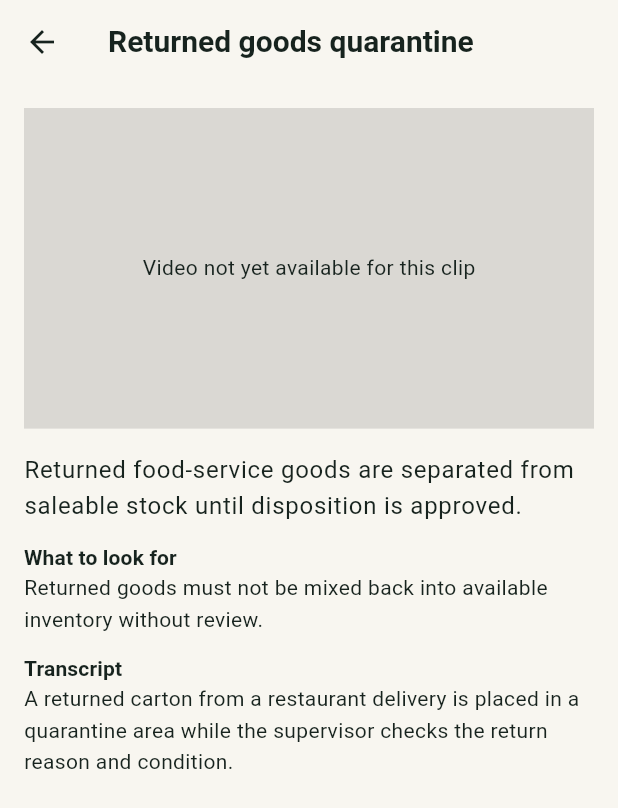
After one commit to manushivendra-shivanya/skilling-platform, a Flutter app: the MicroLessonCatalogueScreen screen opened by its route, after a tap on "Returned goods quarantine", on a phone screen of 412 x 824 dp. The commit adds this screen. Shown: the top 808 px of the screen. Run offline on Flutter 3.47's test engine with Material 3 defaults, Android fonts, the phone set to English and light mode, and no system bars; our stand-ins replace dio, flutter_riverpod, flutter_secure_storage, go_router, supabase_flutter, video_player and 1 more; missing offline and left inert: record; accounts and stored records are empty.

Commit message:
Add minimal micro-lesson clip player (dev-tools only)
Gives the micro-lesson catalogue (content foundation merged earlier)
somewhere to actually be watched: a catalogue list grouped by domain
and a player screen for a single clip.

- video_player for playback, handling both asset:// (today's bundled
  starter clips) and http(s):// (the eventual Supabase-Storage-hosted
  catalogue) videoUrl schemes so this doesn't need rework when clips
  move off the app bundle.
- Shows description, expected observation, and transcript alongside
  playback; a plain placeholder (not an error) for clips without a
  video yet.
- Dev-tools-gated like the WMS 3D preview, reachable from the welcome
  screen -- deliberately not wired into the real Learning/Practice tab
  or scoring, since the assessment/Career Passport evidence mapping
  was explicitly flagged as needing a separate approved decision.

Verified on a connected Samsung SM-S928B (Android 16) device.

```diff
--- a/apps/candidate-mobile/lib/app/router/app_router.dart
+++ b/apps/candidate-mobile/lib/app/router/app_router.dart
@@ -17,6 +17,9 @@ import '../../features/home/presentation/home_dashboard_screen.dart';
 import '../../features/jobs/presentation/jobs_screen.dart';
 import '../../features/intelligence/presentation/diagnostic_screen.dart';
 import '../../features/learning/presentation/learning_screen.dart';
+import '../../features/micro_lessons/domain/micro_lesson_clip.dart';
+import '../../features/micro_lessons/presentation/micro_lesson_catalogue_screen.dart';
+import '../../features/micro_lessons/presentation/micro_lesson_player_screen.dart';
 import '../../features/navigation/presentation/global_placeholder_screen.dart';
 import '../../features/navigation/presentation/main_navigation_shell.dart';
 import '../../features/onboarding/domain/candidate_onboarding_repository.dart';
@@ -151,6 +154,9 @@ const designSystemGalleryRoutePath = '/dev/design-system';
 const designSystemGalleryRouteName = 'design-system-gallery';
 const wms3dPreviewRoutePath = '/dev/wms-3d-preview';
 const wms3dPreviewRouteName = 'wms-3d-preview';
+const microLessonCatalogueRoutePath = '/dev/micro-lessons';
+const microLessonCatalogueRouteName = 'micro-lesson-catalogue';
+const microLessonPlayerRouteName = 'micro-lesson-player';
 
 String workplaceSimulationPath(String missionId) =>
     '$workplaceSimulationHubRoutePath/$missionId';
@@ -254,6 +260,9 @@ GoRouter createAppRouter({
               : null,
           onOpenWms3dPreview: showDevelopmentTools
               ? () => context.push(wms3dPreviewRoutePath)
+              : null,
+          onOpenMicroLessons: showDevelopmentTools
+              ? () => context.push(microLessonCatalogueRoutePath)
               : null,
         ),
       ),
@@ -605,6 +614,28 @@ GoRouter createAppRouter({
           builder: (context, state) =>
               Workplace3dPreviewScreen(onBack: () => context.pop()),
         ),
+      if (showDevelopmentTools)
+        GoRoute(
+          path: microLessonCatalogueRoutePath,
+          name: microLessonCatalogueRouteName,
+          builder: (context, state) => MicroLessonCatalogueScreen(
+            onBack: () => context.pop(),
+            onOpenClip: (clip) => context.push(
+              '$microLessonCatalogueRoutePath/player',
+              extra: clip,
+            ),
+          ),
+          routes: [
+            GoRoute(
+              path: 'player',
+              name: microLessonPlayerRouteName,
+              builder: (context, state) => MicroLessonPlayerScreen(
+                clip: state.extra! as MicroLessonClip,
+                onBack: () => context.pop(),
+              ),
+            ),
+          ],
+        ),
     ],
     errorBuilder: (context, state) => AppRouteErrorScreen(
       onReturnHome: () => context.go(appStartupRoutePath),
--- /dev/null
+++ b/apps/candidate-mobile/lib/features/micro_lessons/presentation/micro_lesson_catalogue_screen.dart
@@ -0,0 +1,93 @@
+import 'package:flutter/material.dart';
+import 'package:flutter_riverpod/flutter_riverpod.dart';
+
+import '../domain/micro_lesson_clip.dart';
+import 'micro_lesson_clip_controller.dart';
+
+/// Minimal dev-tools list of the shipped micro-lesson catalogue, grouped by
+/// domain, so [MicroLessonPlayerScreen] has somewhere real to be reached
+/// from. Not the real Learning/Practice tab entry point -- that wiring
+/// (plus Learn/Practice/Assessment modes) is a separate, larger step.
+class MicroLessonCatalogueScreen extends ConsumerWidget {
+  const MicroLessonCatalogueScreen({
+    required this.onOpenClip,
+    required this.onBack,
+    super.key,
+  });
+
+  final void Function(MicroLessonClip clip) onOpenClip;
+  final VoidCallback onBack;
+
+  @override
+  Widget build(BuildContext context, WidgetRef ref) {
+    final state = ref.watch(microLessonClipControllerProvider);
+    return Scaffold(
+      appBar: AppBar(
+        leading: IconButton(
+          tooltip: 'Back',
+          onPressed: onBack,
+          icon: const Icon(Icons.arrow_back),
+        ),
+        title: const Text('Micro-lessons (dev)'),
+      ),
+      body: state.when(
+        loading: () => const Center(child: CircularProgressIndicator()),
+        error: (error, _) => Center(child: Text('Failed to load: $error')),
+        data: (data) => ListView(
+          children: [
+            for (final domain in MicroLessonDomain.values)
+              if (data.clipsForDomain(domain).isNotEmpty)
+                _DomainSection(
+                  domain: domain,
+                  clips: data.clipsForDomain(domain),
+                  onOpenClip: onOpenClip,
+                ),
+          ],
+        ),
+      ),
+    );
+  }
+}
+
+class _DomainSection extends StatelessWidget {
+  const _DomainSection({
+    required this.domain,
+    required this.clips,
+    required this.onOpenClip,
+  });
+
+  final MicroLessonDomain domain;
+  final List<MicroLessonClip> clips;
+  final void Function(MicroLessonClip clip) onOpenClip;
+
+  @override
+  Widget build(BuildContext context) {
+    return Column(
+      crossAxisAlignment: CrossAxisAlignment.start,
+      children: [
+        Padding(
+          padding: const EdgeInsets.fromLTRB(16, 16, 16, 4),
+          child: Text(
+            domain.name,
+            style: Theme.of(context).textTheme.titleMedium,
+          ),
+        ),
+        for (final clip in clips)
+          ListTile(
+            leading: Icon(
+              clip.videoUrl != null
+                  ? Icons.play_circle_outline
+                  : Icons.hourglass_empty,
+            ),
+            title: Text(clip.title),
+            subtitle: Text(
+              clip.videoUrl != null
+                  ? '${clip.durationSeconds}s · ${clip.processArea}'
+                  : 'Video not yet produced',
+            ),
+            onTap: () => onOpenClip(clip),
+          ),
+      ],
+    );
+  }
+}
--- /dev/null
+++ b/apps/candidate-mobile/lib/features/micro_lessons/presentation/micro_lesson_player_screen.dart
@@ -0,0 +1,142 @@
+import 'package:flutter/material.dart';
+import 'package:video_player/video_player.dart';
+
+import '../domain/micro_lesson_clip.dart';
+
+/// Minimal playback shell for a single [MicroLessonClip] (dev-tools only,
+/// task following the micro-lesson content foundation): proves a clip can
+/// actually be watched end to end. Deliberately does not show the
+/// assessment question or record any evidence -- that wiring needs the
+/// scoring/Career Passport mapping decision Codex flagged as a separate,
+/// explicitly-approved step.
+///
+/// Handles both loading strategies a [MicroLessonClip.videoUrl] can carry:
+/// an `asset://` URI (today's bundled starter clips) or a plain `http(s)://`
+/// URI (the eventual Supabase-Storage-hosted catalogue), so this doesn't
+/// need rework when clips move off the app bundle.
+class MicroLessonPlayerScreen extends StatefulWidget {
+  const MicroLessonPlayerScreen({
+    required this.clip,
+    required this.onBack,
+    super.key,
+  });
+
+  final MicroLessonClip clip;
+  final VoidCallback onBack;
+
+  @override
+  State<MicroLessonPlayerScreen> createState() =>
+      _MicroLessonPlayerScreenState();
+}
+
+class _MicroLessonPlayerScreenState extends State<MicroLessonPlayerScreen> {
+  VideoPlayerController? _controller;
+  String? _loadError;
+
+  @override
+  void initState() {
+    super.initState();
+    _initController();
+  }
+
+  Future<void> _initController() async {
+    final url = widget.clip.videoUrl;
+    if (url == null) return;
+
+    final controller = url.startsWith('asset://')
+        ? VideoPlayerController.asset(url.substring('asset://'.length))
+        : VideoPlayerController.networkUrl(Uri.parse(url));
+
+    try {
+      await controller.initialize();
+      await controller.setLooping(true);
+      await controller.play();
+      if (!mounted) {
+        await controller.dispose();
+        return;
+      }
+      setState(() => _controller = controller);
+    } catch (error) {
+      await controller.dispose();
+      if (mounted) setState(() => _loadError = '$error');
+    }
+  }
+
+  @override
+  void dispose() {
+    _controller?.dispose();
+    super.dispose();
+  }
+
+  @override
+  Widget build(BuildContext context) {
+    final clip = widget.clip;
+    return Scaffold(
+      appBar: AppBar(
+        leading: IconButton(
+          tooltip: 'Back',
+          onPressed: widget.onBack,
+          icon: const Icon(Icons.arrow_back),
+        ),
+        title: Text(clip.title),
+      ),
+      body: ListView(
+        padding: const EdgeInsets.all(16),
+        children: [
+          AspectRatio(aspectRatio: 16 / 9, child: _buildVideoArea()),
+          const SizedBox(height: 16),
+          Text(clip.description, style: Theme.of(context).textTheme.bodyLarge),
+          const SizedBox(height: 12),
+          Text(
+            'What to look for',
+            style: Theme.of(context).textTheme.titleSmall,
+          ),
+          Text(clip.expectedObservation),
+          const SizedBox(height: 12),
+          Text('Transcript', style: Theme.of(context).textTheme.titleSmall),
+          Text(clip.transcript),
+        ],
+      ),
+    );
+  }
+
+  Widget _buildVideoArea() {
+    final controller = _controller;
+    if (widget.clip.videoUrl == null) {
+      // No clip produced yet for this catalogue entry -- a real state, not
+      // an error, so it gets a plain placeholder rather than an error banner.
+      return const ColoredBox(
+        color: Colors.black12,
+        child: Center(child: Text('Video not yet available for this clip')),
+      );
+    }
+    if (_loadError != null) {
+      return ColoredBox(
+        color: Colors.black12,
+        child: Center(child: Text('Playback failed: $_loadError')),
+      );
+    }
+    if (controller == null) {
+      return const ColoredBox(
+        color: Colors.black12,
+        child: Center(child: CircularProgressIndicator()),
+      );
+    }
+    return GestureDetector(
+      onTap: () =>
+          controller.value.isPlaying ? controller.pause() : controller.play(),
+      child: Stack(
+        alignment: Alignment.center,
+        children: [
+          VideoPlayer(controller),
+          ValueListenableBuilder<VideoPlayerValue>(
+            valueListenable: controller,
+            builder: (context, value, _) => value.isPlaying
+                ? const SizedBox.shrink()
+                : const Icon(Icons.play_arrow, size: 56, color: Colors.white70),
+          ),
+        ],
+      ),
+    );
+  }
+}
--- a/apps/candidate-mobile/lib/features/onboarding/presentation/welcome_screen.dart
+++ b/apps/candidate-mobile/lib/features/onboarding/presentation/welcome_screen.dart
@@ -10,12 +10,14 @@ class WelcomeScreen extends StatelessWidget {
     required this.onContinue,
     this.onOpenComponentGallery,
     this.onOpenWms3dPreview,
+    this.onOpenMicroLessons,
     super.key,
   });
 
   final VoidCallback onContinue;
   final VoidCallback? onOpenComponentGallery;
   final VoidCallback? onOpenWms3dPreview;
+  final VoidCallback? onOpenMicroLessons;
 
   @override
   Widget build(BuildContext context) {
@@ -90,6 +92,14 @@ class WelcomeScreen extends StatelessWidget {
                         onPressed: onOpenWms3dPreview,
                       ),
                     ],
+                    if (onOpenMicroLessons != null) ...[
+                      const SizedBox(height: AppSpacing.xs),
+                      AppButton(
+                        label: 'Micro-lessons (dev)',
+                        variant: AppButtonVariant.text,
+                        onPressed: onOpenMicroLessons,
+                      ),
+                    ],
                   ],
                 ),
               ),
--- a/apps/candidate-mobile/pubspec.yaml
+++ b/apps/candidate-mobile/pubspec.yaml
@@ -26,6 +26,7 @@ dependencies:
   record: ^7.1.1
   intl: ^0.20.2
   webview_flutter: ^4.14.1
+  video_player: ^2.13.0
 dev_dependencies:
   flutter_test:
     sdk: flutter
```
Also changed, not shown: apps/candidate-mobile/pubspec.lock, 1 other file.
